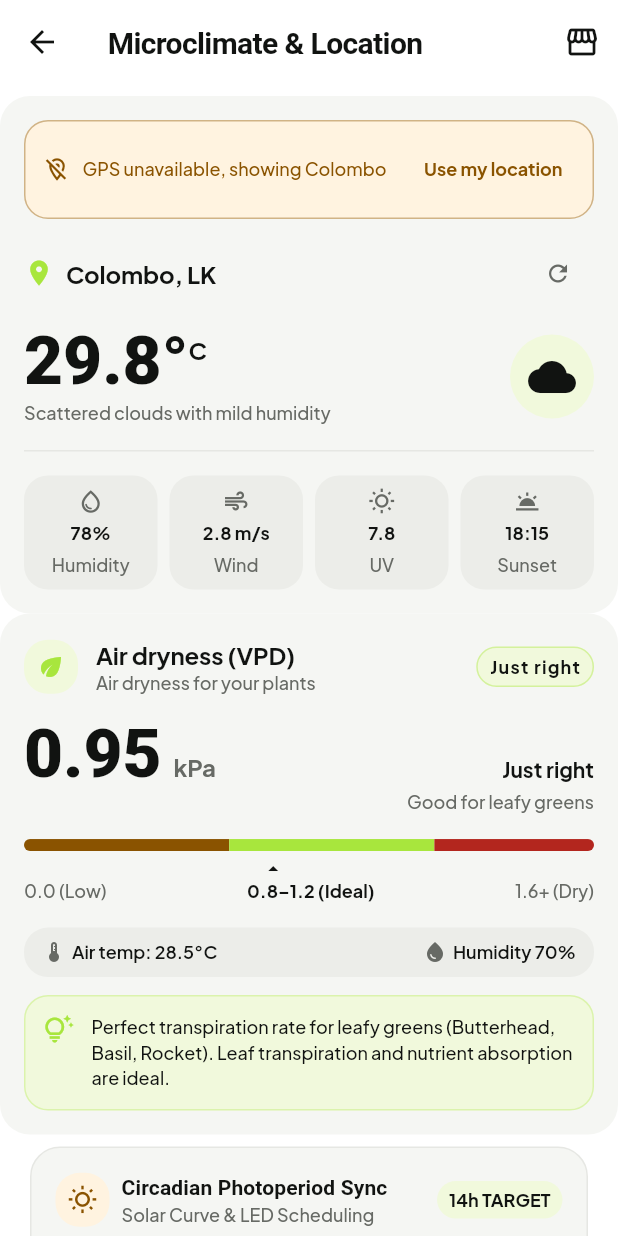
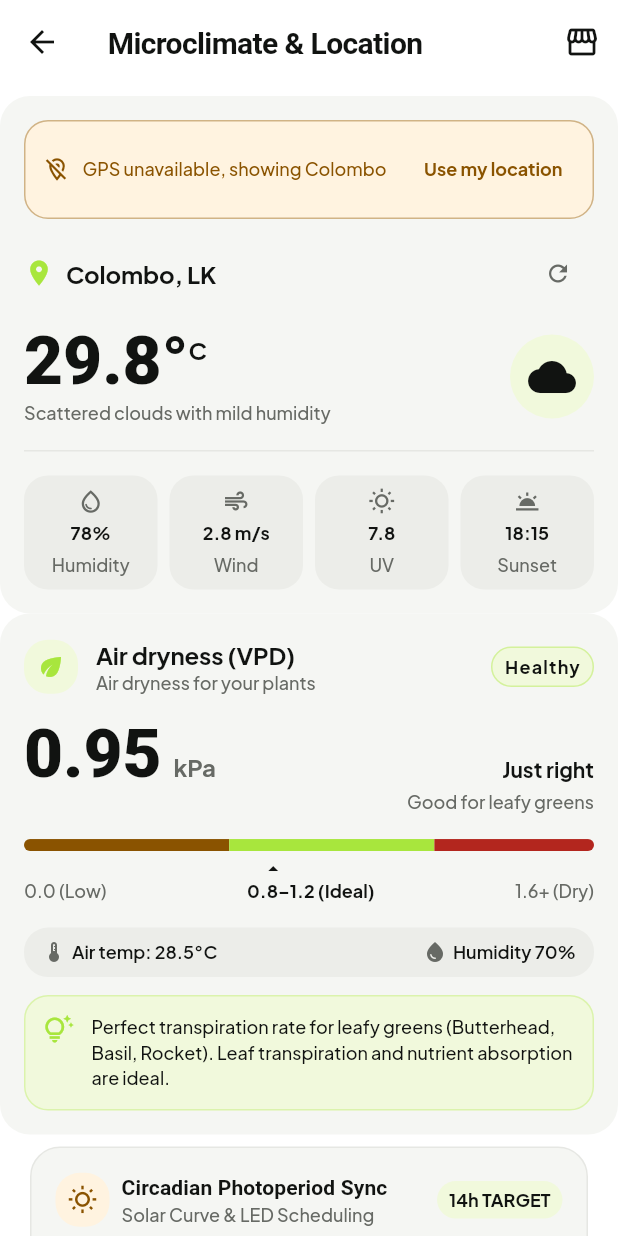
Before and after one commit to sameera-ekanayaka/AquaGrow_Connect, a Flutter app: the MicroclimateScreen screen opened by its route, on a phone screen of 412 x 824 dp. Run offline on Flutter 3.47's test engine with Material 3 defaults, Android fonts, the phone set to English and light mode, and no system bars; our stand-ins replace connectivity_plus, fl_chart, flutter_local_notifications, flutter_map, flutter_riverpod, flutter_secure_storage and 10 more; accounts and stored records are empty.

Commit message:
fix(insights): call any healthy VPD Healthy so the badge matches the zone

```diff
--- a/lib/features/location/presentation/vpd_gauge_card.dart
+++ b/lib/features/location/presentation/vpd_gauge_card.dart
@@ -83,7 +83,7 @@ class VpdGaugeCard extends ConsumerWidget {
                   ),
                 ),
                 child: Text(
-                  vpd.isOptimal ? 'Just right' : 'Attention',
+                  vpd.isOptimal ? 'Healthy' : 'Attention',
                   style: textTheme.labelSmall?.copyWith(
                     fontWeight: FontWeight.bold,
                     letterSpacing: 0.8,
```
